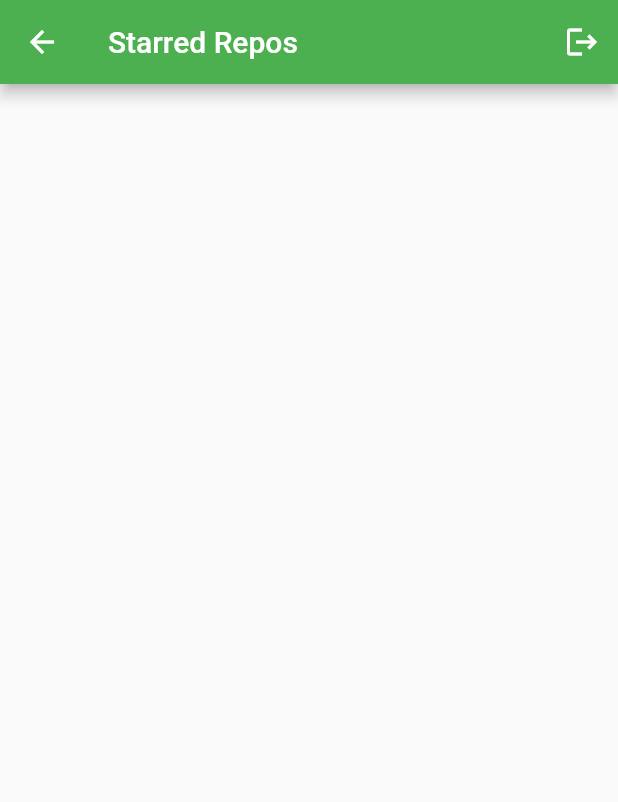
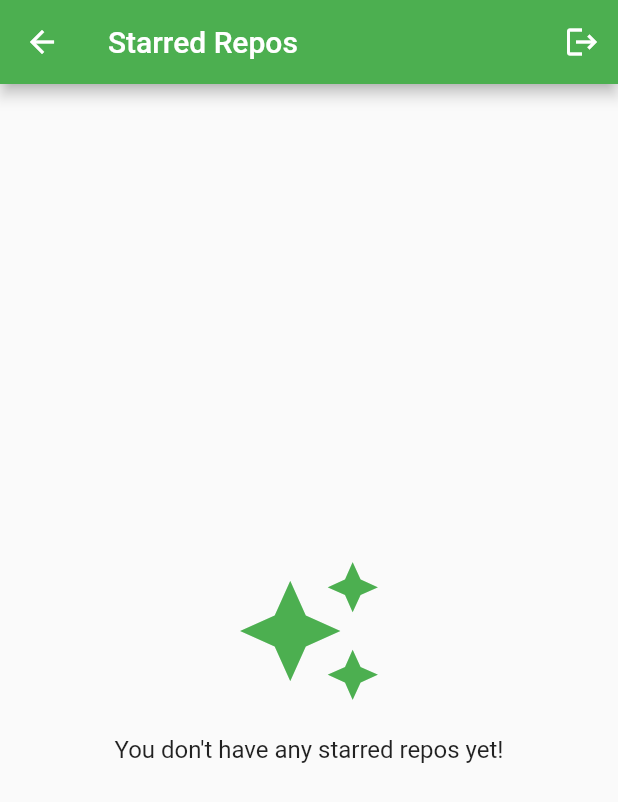
Before and after one commit to Infvyr/flutter_github_viewer, a Flutter app: the StarredReposPage screen opened by its route, after a tap on "Retry", on a phone screen of 412 x 824 dp. Shown: the top 802 px of the screen. Run offline on Flutter 3.47's test engine with Material 2 defaults, Android fonts, the phone set to English and light mode, and no system bars; our stand-ins replace auto_route, auto_size_text, cached_network_image, dartz, dio, flutter_riverpod and 7 more; missing offline and left inert: oauth2; accounts and stored records are empty; generated files the repository leaves out were written again; network calls fail.

Commit message:
handle no results display

```diff
--- /dev/null
+++ b/lib/src/features/github/core/presentation/no_results.dart
@@ -0,0 +1,32 @@
+import 'package:flutter/material.dart';
+
+class NoResultDisplay extends StatelessWidget {
+  const NoResultDisplay({super.key, required this.message});
+
+  final String message;
+
+  @override
+  Widget build(BuildContext context) {
+    return Padding(
+      padding: const EdgeInsets.all(16.0),
+      child: Center(
+        child: Column(
+          mainAxisSize: MainAxisSize.min,
+          children: [
+            Icon(
+              Icons.auto_awesome,
+              size: 100,
+              color: Theme.of(context).primaryColor,
+            ),
+            const SizedBox(height: 20),
+            Text(
+              message,
+              style: Theme.of(context).textTheme.titleMedium,
+              textAlign: TextAlign.center,
+            ),
+          ],
+        ),
+      ),
+    );
+  }
+}
--- a/lib/src/features/github/repos/starred_repos/presentation/paginated_repos_list_view.dart
+++ b/lib/src/features/github/repos/starred_repos/presentation/paginated_repos_list_view.dart
@@ -1,5 +1,6 @@
 import 'package:flutter/material.dart';
 import 'package:flutter_github_viewer/src/core/presentation/toasts.dart';
+import 'package:flutter_github_viewer/src/features/github/core/presentation/no_results.dart';
 import 'package:flutter_github_viewer/src/features/github/core/shared/providers.dart';
 import 'package:flutter_github_viewer/src/features/github/repos/starred_repos/application/starred_repos_notifier.dart';
 import 'package:flutter_riverpod/flutter_riverpod.dart';
@@ -21,7 +22,8 @@ class _PaginatedReposListViewState extends State<PaginatedReposListView> {
 
   @override
   Widget build(BuildContext context) {
-    return Consumer(builder: (context, ref, child) {
+    return Consumer(
+      builder: (context, ref, child) {
         final state = ref.watch(starredReposNotifierProvider);
         ref.listen<StarredReposState>(
           starredReposNotifierProvider,
@@ -48,7 +50,8 @@ class _PaginatedReposListViewState extends State<PaginatedReposListView> {
         return NotificationListener<ScrollNotification>(
           onNotification: (notification) {
             final metrics = notification.metrics;
-          final limit = metrics.maxScrollExtent - metrics.viewportDimension / 3;
+            final limit =
+                metrics.maxScrollExtent - metrics.viewportDimension / 3;
             if (canLoadNextPage && metrics.pixels >= limit) {
               canLoadNextPage = false;
               ref
@@ -57,9 +60,17 @@ class _PaginatedReposListViewState extends State<PaginatedReposListView> {
             }
             return false;
           },
-        child: _PaginatedListView(state: state),
+          child: state.maybeWhen(
+            loadSuccess: (repos, _) => repos.entity.isEmpty,
+            orElse: () => false,
+          )
+              ? const NoResultDisplay(
+                  message: "You don't have any starred repos yet!",
+                )
+              : _PaginatedListView(state: state),
         );
-    });
+      },
+    );
   }
 }
 
```
Lines whose indentation alone changed are shown as unchanged.
